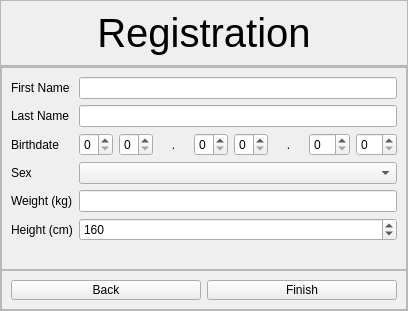
Qt form src/views/user_management/WndRegistration.ui (mxcom/Programming-Exercises) before a commit.
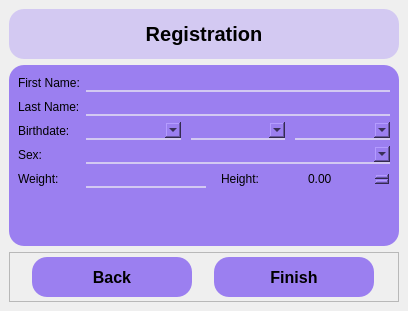
The same form after that commit. The open tabs and pages were chosen to show the change.

Commit message: New Registration Window

```diff
--- a/src/views/user_management/WndRegistration.ui
+++ b/src/views/user_management/WndRegistration.ui
@@ -10,101 +10,50 @@
     <height>311</height>
    </rect>
   </property>
-  <property name="sizePolicy">
-   <sizepolicy hsizetype="Fixed" vsizetype="Fixed">
-    <horstretch>0</horstretch>
-    <verstretch>0</verstretch>
-   </sizepolicy>
-  </property>
   <property name="windowTitle">
    <string>MainWindow</string>
   </property>
   <widget class="QWidget" name="centralwidget">
    <layout class="QVBoxLayout" name="verticalLayout">
-    <property name="spacing">
-     <number>0</number>
-    </property>
-    <property name="leftMargin">
-     <number>0</number>
-    </property>
-    <property name="topMargin">
-     <number>0</number>
-    </property>
-    <property name="rightMargin">
-     <number>0</number>
-    </property>
-    <property name="bottomMargin">
-     <number>0</number>
-    </property>
     <item>
-     <widget class="QFrame" name="header">
-      <property name="frameShape">
-       <enum>QFrame::StyledPanel</enum>
-      </property>
-      <property name="frameShadow">
-       <enum>QFrame::Raised</enum>
-      </property>
-      <layout class="QVBoxLayout" name="verticalLayout_2">
-       <item>
-        <widget class="QLabel" name="title">
-         <property name="font">
-          <font>
-           <family>Segoe UI</family>
-           <pointsize>30</pointsize>
-           <stylestrategy>PreferAntialias</stylestrategy>
-          </font>
-         </property>
-         <property name="text">
-          <string>Registration</string>
-         </property>
-         <property name="alignment">
-          <set>Qt::AlignCenter</set>
-         </property>
-        </widget>
-       </item>
-      </layout>
-     </widget>
-    </item>
-    <item>
-     <widget class="QFrame" name="content">
+     <widget class="QLabel" name="label">
       <property name="minimumSize">
        <size>
         <width>0</width>
-        <height>0</height>
+        <height>50</height>
        </size>
       </property>
-      <property name="frameShape">
-       <enum>QFrame::StyledPanel</enum>
+      <property name="maximumSize">
+       <size>
+        <width>16777215</width>
+        <height>50</height>
+       </size>
       </property>
-      <property name="frameShadow">
-       <enum>QFrame::Raised</enum>
+      <property name="font">
+       <font>
+        <pointsize>15</pointsize>
+        <bold>true</bold>
+       </font>
       </property>
-      <layout class="QHBoxLayout" name="horizontalLayout">
-       <property name="spacing">
-        <number>0</number>
-       </property>
-       <property name="leftMargin">
-        <number>0</number>
-       </property>
-       <property name="topMargin">
-        <number>0</number>
-       </property>
-       <property name="rightMargin">
-        <number>0</number>
-       </property>
-       <property name="bottomMargin">
-        <number>0</number>
-       </property>
+      <property name="styleSheet">
+       <string notr="true">background-color: rgb(211, 201, 242);
+border-radius: 15px</string>
+      </property>
+      <property name="text">
+       <string>Registration</string>
+      </property>
+      <property name="alignment">
+       <set>Qt::AlignCenter</set>
+      </property>
+     </widget>
+    </item>
        <item>
         <widget class="QStackedWidget" name="stackedWidget">
          <property name="currentIndex">
-          <number>1</number>
+       <number>0</number>
          </property>
          <widget class="QWidget" name="page1">
-          <layout class="QVBoxLayout" name="verticalLayout_3">
-           <property name="spacing">
-            <number>0</number>
-           </property>
+       <layout class="QVBoxLayout" name="verticalLayout_2">
            <property name="leftMargin">
             <number>0</number>
            </property>
@@ -118,7 +67,11 @@
             <number>0</number>
            </property>
            <item>
-            <widget class="QFrame" name="formular">
+         <widget class="QFrame" name="frame">
+          <property name="styleSheet">
+           <string notr="true">background-color: rgb(155, 127, 240);
+border-radius: 15px;</string>
+          </property>
              <property name="frameShape">
               <enum>QFrame::StyledPanel</enum>
              </property>
@@ -129,75 +82,67 @@
               <item row="0" column="0">
                <widget class="QLabel" name="lbEmail">
                 <property name="text">
-                 <string>Email</string>
+              <string>Email:</string>
                 </property>
                </widget>
               </item>
               <item row="0" column="1">
-               <widget class="QLineEdit" name="leEmail"/>
+            <widget class="QLineEdit" name="lineEdit">
+             <property name="styleSheet">
+              <string notr="true">border-bottom: 2px solid rgb(211, 201, 242);
+</string>
+             </property>
+            </widget>
               </item>
               <item row="1" column="0">
                <widget class="QLabel" name="lbPassword">
                 <property name="text">
-                 <string>Password</string>
+              <string>Password:</string>
                 </property>
                </widget>
               </item>
               <item row="1" column="1">
-               <widget class="QLineEdit" name="lePassword">
-                <property name="inputMask">
-                 <string/>
-                </property>
-                <property name="echoMode">
-                 <enum>QLineEdit::Password</enum>
+            <widget class="QLineEdit" name="lineEdit_2">
+             <property name="styleSheet">
+              <string notr="true">border-bottom: 2px solid rgb(211, 201, 242);
+</string>
                 </property>
                </widget>
               </item>
               <item row="2" column="0">
                <widget class="QLabel" name="lbConfirmPw">
                 <property name="text">
-                 <string>Confirm Password</string>
+              <string>Confirm Password:</string>
                 </property>
                </widget>
               </item>
               <item row="2" column="1">
-               <widget class="QLineEdit" name="leConfirmPw">
-                <property name="echoMode">
-                 <enum>QLineEdit::Password</enum>
+            <widget class="QLineEdit" name="lineEdit_3">
+             <property name="styleSheet">
+              <string notr="true">border-bottom: 2px solid rgb(211, 201, 242);
+</string>
                 </property>
                </widget>
               </item>
               <item row="3" column="0" colspan="2">
                <widget class="QLabel" name="lbError">
-                <property name="layoutDirection">
-                 <enum>Qt::LeftToRight</enum>
-                </property>
                 <property name="text">
                  <string>TextLabel</string>
                 </property>
-                <property name="textFormat">
-                 <enum>Qt::AutoText</enum>
-                </property>
-                <property name="scaledContents">
-                 <bool>false</bool>
-                </property>
                 <property name="alignment">
                  <set>Qt::AlignCenter</set>
                 </property>
-                <property name="wordWrap">
-                 <bool>false</bool>
-                </property>
                </widget>
               </item>
              </layout>
             </widget>
            </item>
            <item>
-            <widget class="QFrame" name="navigation">
+         <widget class="QFrame" name="frame_2">
              <property name="maximumSize">
               <size>
                <width>16777215</width>
-               <height>40</height>
+            <height>50</height>
               </size>
              </property>
              <property name="frameShape">
@@ -206,9 +151,57 @@
              <property name="frameShadow">
               <enum>QFrame::Raised</enum>
              </property>
-             <layout class="QHBoxLayout" name="horizontalLayout_2">
+          <layout class="QHBoxLayout" name="horizontalLayout">
+           <property name="spacing">
+            <number>0</number>
+           </property>
+           <property name="leftMargin">
+            <number>0</number>
+           </property>
+           <property name="topMargin">
+            <number>0</number>
+           </property>
+           <property name="rightMargin">
+            <number>0</number>
+           </property>
+           <property name="bottomMargin">
+            <number>0</number>
+           </property>
               <item>
                <widget class="QPushButton" name="btnCancel">
+             <property name="minimumSize">
+              <size>
+               <width>160</width>
+               <height>40</height>
+              </size>
+             </property>
+             <property name="maximumSize">
+              <size>
+               <width>160</width>
+               <height>40</height>
+              </size>
+             </property>
+             <property name="font">
+              <font>
+               <pointsize>12</pointsize>
+               <bold>true</bold>
+              </font>
+             </property>
+             <property name="styleSheet">
+              <string notr="true">QPushButton{
+	background-color: rgb(155, 127, 240);
+	border-radius: 15px;
+}
+QPushButton:hover{
+	background-color: rgb(122, 100, 189);
+	border-radius: 15px;
+}
+
+QPushButton:pressed {
+	background-color: rgb(211, 201, 242);
+	border-radius: 15px;
+}</string>
+             </property>
                 <property name="text">
                  <string>Cancel</string>
                 </property>
@@ -216,6 +209,39 @@
               </item>
               <item>
                <widget class="QPushButton" name="btnNext">
+             <property name="minimumSize">
+              <size>
+               <width>160</width>
+               <height>40</height>
+              </size>
+             </property>
+             <property name="maximumSize">
+              <size>
+               <width>160</width>
+               <height>40</height>
+              </size>
+             </property>
+             <property name="font">
+              <font>
+               <pointsize>12</pointsize>
+               <bold>true</bold>
+              </font>
+             </property>
+             <property name="styleSheet">
+              <string notr="true">QPushButton{
+	background-color: rgb(155, 127, 240);
+	border-radius: 15px;
+}
+QPushButton:hover{
+	background-color: rgb(122, 100, 189);
+	border-radius: 15px;
+}
+
+QPushButton:pressed {
+	background-color: rgb(211, 201, 242);
+	border-radius: 15px;
+}</string>
+             </property>
                 <property name="text">
                  <string>Next</string>
                 </property>
@@ -227,10 +253,7 @@
           </layout>
          </widget>
          <widget class="QWidget" name="page2">
-          <layout class="QVBoxLayout" name="verticalLayout_4">
-           <property name="spacing">
-            <number>0</number>
-           </property>
+       <layout class="QVBoxLayout" name="verticalLayout_3">
            <property name="leftMargin">
             <number>0</number>
            </property>
@@ -244,7 +267,11 @@
             <number>0</number>
            </property>
            <item>
-            <widget class="QFrame" name="frame">
+         <widget class="QFrame" name="frame_3">
+          <property name="styleSheet">
+           <string notr="true">background-color: rgb(155, 127, 240);
+border-radius: 15px;</string>
+          </property>
              <property name="frameShape">
               <enum>QFrame::StyledPanel</enum>
              </property>
@@ -255,149 +282,182 @@
               <item row="0" column="0">
                <widget class="QLabel" name="lbFirstName">
                 <property name="text">
-                 <string>First Name</string>
+              <string>First Name:</string>
                 </property>
                </widget>
               </item>
               <item row="0" column="1">
-               <widget class="QLineEdit" name="leFirstName"/>
+            <widget class="QLineEdit" name="leFirstName">
+             <property name="styleSheet">
+              <string notr="true">border-bottom: 2px solid rgb(211, 201, 242);</string>
+             </property>
+            </widget>
               </item>
               <item row="1" column="0">
                <widget class="QLabel" name="lbLastName">
                 <property name="text">
-                 <string>Last Name</string>
+              <string>Last Name:</string>
                 </property>
                </widget>
               </item>
               <item row="1" column="1">
-               <widget class="QLineEdit" name="leLastName"/>
+            <widget class="QLineEdit" name="leLastName">
+             <property name="styleSheet">
+              <string notr="true">border-bottom: 2px solid rgb(211, 201, 242);</string>
+             </property>
+            </widget>
               </item>
               <item row="2" column="0">
                <widget class="QLabel" name="lbBirthdate">
                 <property name="text">
-                 <string>Birthdate</string>
+              <string>Birthdate:</string>
                 </property>
                </widget>
               </item>
-              <item row="2" column="1">
-               <layout class="QHBoxLayout" name="horizontalLayout_4">
-                <item>
-                 <widget class="QSpinBox" name="sbDay1">
-                  <property name="maximum">
-                   <number>3</number>
-                  </property>
-                 </widget>
-                </item>
-                <item>
-                 <widget class="QSpinBox" name="sbDay2">
-                  <property name="maximum">
-                   <number>9</number>
-                  </property>
-                 </widget>
-                </item>
-                <item>
-                 <widget class="QLabel" name="label">
-                  <property name="text">
-                   <string>.</string>
-                  </property>
-                  <property name="alignment">
-                   <set>Qt::AlignCenter</set>
-                  </property>
-                 </widget>
-                </item>
-                <item>
-                 <widget class="QSpinBox" name="sbMonth1">
-                  <property name="maximum">
-                   <number>1</number>
-                  </property>
-                 </widget>
-                </item>
-                <item>
-                 <widget class="QSpinBox" name="sbMonth2">
-                  <property name="maximum">
-                   <number>9</number>
-                  </property>
-                 </widget>
-                </item>
-                <item>
-                 <widget class="QLabel" name="label_2">
-                  <property name="text">
-                   <string>.</string>
-                  </property>
-                  <property name="alignment">
-                   <set>Qt::AlignCenter</set>
-                  </property>
-                 </widget>
-                </item>
-                <item>
-                 <widget class="QSpinBox" name="sbYear1"/>
-                </item>
-                <item>
-                 <widget class="QSpinBox" name="sbYear2"/>
-                </item>
-               </layout>
-              </item>
               <item row="3" column="0">
                <widget class="QLabel" name="lbSex">
                 <property name="text">
-                 <string>Sex</string>
+              <string>Sex:</string>
                 </property>
                </widget>
               </item>
               <item row="3" column="1">
-               <widget class="QComboBox" name="cbSex"/>
+            <widget class="QComboBox" name="cbSex">
+             <property name="styleSheet">
+              <string notr="true">border-bottom: 2px solid rgb(211, 201, 242);</string>
+             </property>
+            </widget>
               </item>
               <item row="4" column="0">
                <widget class="QLabel" name="lbWeight">
                 <property name="text">
-                 <string>Weight (kg)</string>
+              <string>Weight:</string>
                 </property>
                </widget>
               </item>
+           <item row="2" column="1">
+            <widget class="QFrame" name="frame_5">
+             <property name="frameShape">
+              <enum>QFrame::StyledPanel</enum>
+             </property>
+             <property name="frameShadow">
+              <enum>QFrame::Raised</enum>
+             </property>
+             <layout class="QHBoxLayout" name="horizontalLayout_3">
+              <property name="spacing">
+               <number>10</number>
+              </property>
+              <property name="leftMargin">
+               <number>0</number>
+              </property>
+              <property name="topMargin">
+               <number>0</number>
+              </property>
+              <property name="rightMargin">
+               <number>0</number>
+              </property>
+              <property name="bottomMargin">
+               <number>0</number>
+              </property>
+              <item>
+               <widget class="QComboBox" name="cbDay">
+                <property name="styleSheet">
+                 <string notr="true">border-bottom: 2px solid rgb(211, 201, 242);</string>
+                </property>
+               </widget>
+              </item>
+              <item>
+               <widget class="QComboBox" name="cbMonth">
+                <property name="styleSheet">
+                 <string notr="true">border-bottom: 2px solid rgb(211, 201, 242);</string>
+                </property>
+               </widget>
+              </item>
+              <item>
+               <widget class="QComboBox" name="cbYear">
+                <property name="styleSheet">
+                 <string notr="true">border-bottom: 2px solid rgb(211, 201, 242);</string>
+                </property>
+               </widget>
+              </item>
+             </layout>
+            </widget>
+           </item>
               <item row="4" column="1">
-               <widget class="QLineEdit" name="leWeight"/>
+            <widget class="QFrame" name="frame_6">
+             <property name="frameShape">
+              <enum>QFrame::StyledPanel</enum>
+             </property>
+             <property name="frameShadow">
+              <enum>QFrame::Raised</enum>
+             </property>
+             <layout class="QHBoxLayout" name="horizontalLayout_4">
+              <property name="spacing">
+               <number>0</number>
+              </property>
+              <property name="leftMargin">
+               <number>0</number>
+              </property>
+              <property name="topMargin">
+               <number>0</number>
+              </property>
+              <property name="rightMargin">
+               <number>0</number>
+              </property>
+              <property name="bottomMargin">
+               <number>0</number>
+              </property>
+              <item>
+               <widget class="QLineEdit" name="leWeight">
+                <property name="maximumSize">
+                 <size>
+                  <width>120</width>
+                  <height>16777215</height>
+                 </size>
+                </property>
+                <property name="styleSheet">
+                 <string notr="true">border-bottom: 2px solid rgb(211, 201, 242);</string>
+                </property>
+               </widget>
               </item>
-              <item row="5" column="0">
+              <item>
+               <widget class="QFrame" name="frame_7">
+                <property name="maximumSize">
+                 <size>
+                  <width>15</width>
+                  <height>16777215</height>
+                 </size>
+                </property>
+                <property name="frameShape">
+                 <enum>QFrame::StyledPanel</enum>
+                </property>
+                <property name="frameShadow">
+                 <enum>QFrame::Raised</enum>
+                </property>
+               </widget>
+              </item>
+              <item>
                <widget class="QLabel" name="lbHeight">
                 <property name="text">
-                 <string>Height (cm)</string>
+                 <string>Height:</string>
                 </property>
                </widget>
               </item>
-              <item row="5" column="1">
-               <widget class="QDoubleSpinBox" name="sbHeight">
-                <property name="prefix">
-                 <string/>
-                </property>
-                <property name="suffix">
-                 <string/>
-                </property>
-                <property name="decimals">
-                 <number>0</number>
-                </property>
-                <property name="minimum">
-                 <double>140.000000000000000</double>
-                </property>
-                <property name="maximum">
-                 <double>250.000000000000000</double>
-                </property>
-                <property name="stepType">
-                 <enum>QAbstractSpinBox::AdaptiveDecimalStepType</enum>
-                </property>
-                <property name="value">
-                 <double>160.000000000000000</double>
-                </property>
+              <item>
+               <widget class="QDoubleSpinBox" name="sbHeight"/>
+              </item>
+             </layout>
                </widget>
               </item>
              </layout>
             </widget>
            </item>
            <item>
-            <widget class="QFrame" name="navigation2">
+         <widget class="QFrame" name="frame_4">
              <property name="maximumSize">
               <size>
                <width>16777215</width>
-               <height>40</height>
+            <height>50</height>
               </size>
              </property>
              <property name="frameShape">
@@ -406,25 +466,97 @@
              <property name="frameShadow">
               <enum>QFrame::Raised</enum>
              </property>
-             <layout class="QHBoxLayout" name="horizontalLayout_3">
+          <layout class="QHBoxLayout" name="horizontalLayout_2">
+           <property name="spacing">
+            <number>0</number>
+           </property>
+           <property name="leftMargin">
+            <number>0</number>
+           </property>
+           <property name="topMargin">
+            <number>0</number>
+           </property>
+           <property name="rightMargin">
+            <number>0</number>
+           </property>
+           <property name="bottomMargin">
+            <number>0</number>
+           </property>
               <item>
                <widget class="QPushButton" name="btnBack">
-                <property name="enabled">
-                 <bool>true</bool>
-                </property>
-                <property name="focusPolicy">
-                 <enum>Qt::WheelFocus</enum>
+             <property name="minimumSize">
+              <size>
+               <width>160</width>
+               <height>40</height>
+              </size>
+             </property>
+             <property name="maximumSize">
+              <size>
+               <width>160</width>
+               <height>40</height>
+              </size>
+             </property>
+             <property name="font">
+              <font>
+               <pointsize>12</pointsize>
+               <bold>true</bold>
+              </font>
+             </property>
+             <property name="styleSheet">
+              <string notr="true">QPushButton{
+	background-color: rgb(155, 127, 240);
+	border-radius: 15px;
+}
+QPushButton:hover{
+	background-color: rgb(122, 100, 189);
+	border-radius: 15px;
+}
+
+QPushButton:pressed {
+	background-color: rgb(211, 201, 242);
+	border-radius: 15px;
+}</string>
                 </property>
                 <property name="text">
                  <string>Back</string>
                 </property>
-                <property name="autoDefault">
-                 <bool>false</bool>
-                </property>
                </widget>
               </item>
               <item>
                <widget class="QPushButton" name="btnFinish">
+             <property name="minimumSize">
+              <size>
+               <width>160</width>
+               <height>40</height>
+              </size>
+             </property>
+             <property name="maximumSize">
+              <size>
+               <width>160</width>
+               <height>40</height>
+              </size>
+             </property>
+             <property name="font">
+              <font>
+               <pointsize>12</pointsize>
+               <bold>true</bold>
+              </font>
+             </property>
+             <property name="styleSheet">
+              <string notr="true">QPushButton{
+	background-color: rgb(155, 127, 240);
+	border-radius: 15px;
+}
+QPushButton:hover{
+	background-color: rgb(122, 100, 189);
+	border-radius: 15px;
+}
+
+QPushButton:pressed {
+	background-color: rgb(211, 201, 242);
+	border-radius: 15px;
+}</string>
+             </property>
                 <property name="text">
                  <string>Finish</string>
                 </property>
@@ -435,9 +567,6 @@
            </item>
           </layout>
          </widget>
-        </widget>
-       </item>
-      </layout>
      </widget>
     </item>
    </layout>
```
Lines whose indentation alone changed are shown as unchanged. The commit also changes 1 other file.
